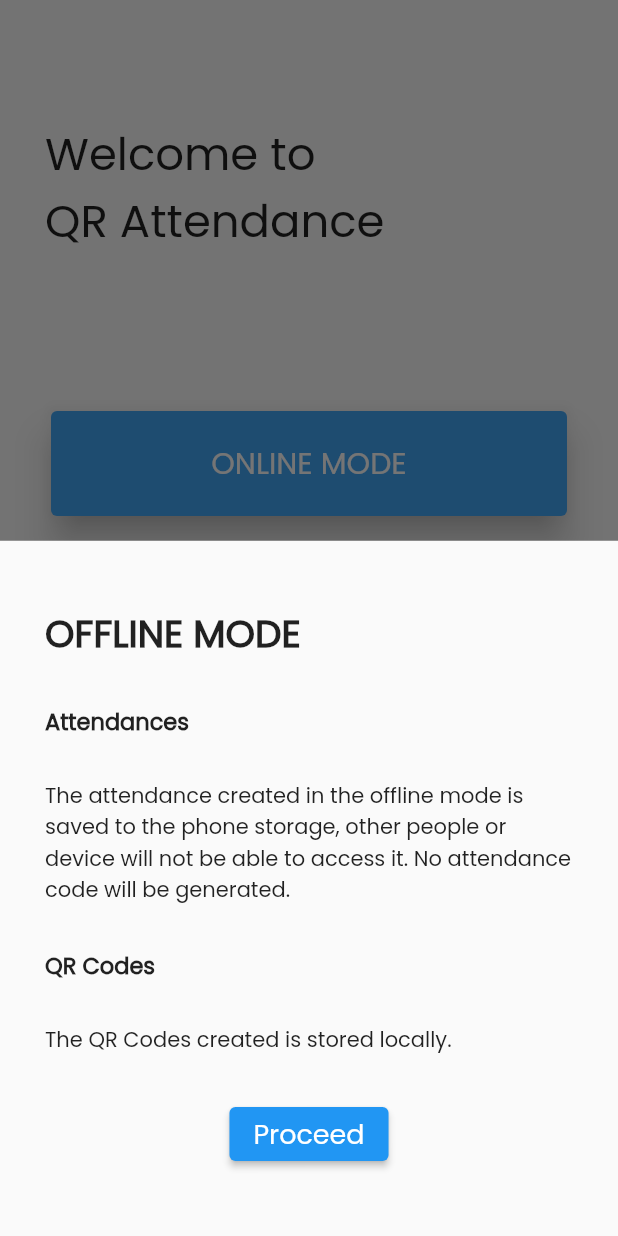
After one commit to nicoitorma/qr_attendance_flut, a Flutter app: the screen it shows after launch, after a tap on "OFFLINE MODE", on a phone screen of 412 x 824 dp. The commit adds this screen. Run offline on Flutter 3.47's test engine with Material 2 defaults, Android fonts, the light colour scheme and no system bars; our stand-ins replace firebase_core, page_transition, qr_flutter, sqflite; missing offline and left inert: firebase_ui_auth, qr_code_scanner; accounts and stored records are empty.

Commit message:
v1.0.0+7

```diff
--- a/lib/Controller/login_provider.dart
+++ /dev/null
@@ -1,47 +0,0 @@
-import 'package:firebase_auth/firebase_auth.dart';
-
-class LoginProvider {
-  static final FirebaseAuth _auth = FirebaseAuth.instance;
-
-  static void signInWithEmailAndPassword(String email, String password) async {
-    try {
-      final UserCredential userCredential =
-          await _auth.signInWithEmailAndPassword(
-        email: email,
-        password: password,
-      );
-
-      if (userCredential.user != null) {
-        // User is signed in
-        print('Signed in as ${userCredential.user!.email}');
-      }
-    } catch (e) {
-      // Handle error
-      print(e);
-    }
-  }
-
-  // static Future<UserCredential> signInWithGoogle() async {
-  //   // Trigger the authentication flow
-  //   final GoogleSignInAccount? googleUser = await GoogleSignIn().signIn();
-
-  //   // Obtain the auth details from the request
-  //   final GoogleSignInAuthentication? googleAuth =
-  //       await googleUser?.authentication;
-
-  //   // Create a new credential
-  //   final credential = GoogleAuthProvider.credential(
-  //     accessToken: googleAuth?.accessToken,
-  //     idToken: googleAuth?.idToken,
-  //   );
-
-  //   // Once signed in, return the UserCredential
-  //   return await FirebaseAuth.instance.signInWithCredential(credential);
-  // }
-
-  static void signOut() async {
-    await _auth.signOut();
-
-    print('Signed out');
-  }
-}
--- a/lib/Views/homepage.dart
+++ b/lib/Views/homepage.dart
@@ -64,7 +64,7 @@ class _HomePageState extends State<HomePage> {
                       padding: const EdgeInsets.symmetric(horizontal: 10),
                       width: double.maxFinite,
                       child: customCard(
-                          icon: Icons.storage_outlined, title: labelGenQr),
+                          icon: Icons.qr_code_2_outlined, title: labelQrCodes),
                     ))
               ],
             ),
--- a/lib/Views/login.dart
+++ b/lib/Views/login.dart
@@ -1,5 +1,6 @@
 import 'package:flutter/material.dart';
 import 'package:firebase_ui_auth/firebase_ui_auth.dart';
+import 'package:qr_attendance_flut/values/strings.dart';
 
 class Login extends StatefulWidget {
   const Login({super.key});
@@ -15,6 +16,12 @@ class _LoginState extends State<Login> {
 
     return SignInScreen(
       providers: providers,
+      headerBuilder: (context, constraints, shrinkOffset) {
+        return Padding(
+          padding: const EdgeInsets.fromLTRB(30.0, 40, 30, 10),
+          child: Text(labelWelcome, style: const TextStyle(fontSize: 30)),
+        );
+      },
       actions: [
         AuthStateChangeAction<SignedIn>((context, state) {
           Navigator.pushReplacementNamed(context, '/homepage');
--- /dev/null
+++ b/lib/Views/start.dart
@@ -0,0 +1,106 @@
+import 'package:flutter/material.dart';
+import 'package:qr_attendance_flut/values/strings.dart';
+
+class StartPage extends StatelessWidget {
+  const StartPage({super.key});
+
+  @override
+  Widget build(BuildContext context) {
+    return Scaffold(
+      body: Padding(
+        padding: const EdgeInsets.all(30.0),
+        child: Column(
+          crossAxisAlignment: CrossAxisAlignment.stretch,
+          children: [
+            Padding(
+              padding: const EdgeInsets.fromLTRB(0, 50.0, 0, 80),
+              child: Text(
+                labelWelcome,
+                style: const TextStyle(fontSize: 30),
+              ),
+            ),
+            Padding(
+              padding: const EdgeInsets.symmetric(vertical: 20.0),
+              child: InkWell(
+                onTap: () => _showModalBottom(
+                    context, labelOnlineMode, msgOnlineAttendance, msgQr),
+                child: Card(
+                    elevation: 10,
+                    color: Colors.blue[400],
+                    child: Padding(
+                      padding: const EdgeInsets.all(20.0),
+                      child: Text(
+                        labelOnlineMode,
+                        textAlign: TextAlign.center,
+                        style:
+                            const TextStyle(fontSize: 20, color: Colors.white),
+                      ),
+                    )),
+              ),
+            ),
+            Padding(
+              padding: const EdgeInsets.symmetric(vertical: 20.0),
+              child: InkWell(
+                onTap: () => _showModalBottom(
+                    context, labelOfflineMode, msgOfflineAttendance, msgQr),
+                child: Card(
+                    elevation: 10,
+                    color: Colors.blue[400],
+                    child: Padding(
+                      padding: const EdgeInsets.all(20.0),
+                      child: Text(
+                        labelOfflineMode,
+                        textAlign: TextAlign.center,
+                        style:
+                            const TextStyle(fontSize: 20, color: Colors.white),
+                      ),
+                    )),
+              ),
+            )
+          ],
+        ),
+      ),
+    );
+  }
+
+  _showModalBottom(var context, String title, String msg1, String msg2) {
+    return showModalBottomSheet(
+        context: context,
+        builder: (_) => Padding(
+              padding: const EdgeInsets.all(30.0),
+              child: Column(
+                crossAxisAlignment: CrossAxisAlignment.start,
+                mainAxisAlignment: MainAxisAlignment.spaceAround,
+                children: [
+                  Text(
+                    title,
+                    style: const TextStyle(
+                        fontWeight: FontWeight.bold, fontSize: 25),
+                  ),
+                  Text(labelOnAttendance,
+                      style: const TextStyle(
+                          fontWeight: FontWeight.bold, fontSize: 15)),
+                  Text(msg1),
+                  Text(labelQrCodes,
+                      style: const TextStyle(
+                          fontWeight: FontWeight.bold, fontSize: 15)),
+                  Text(msg2),
+                  Align(
+                      alignment: Alignment.center,
+                      child: ElevatedButton(
+                          onPressed: () {
+                            title == labelOnlineMode
+                                ? Navigator.pushReplacementNamed(
+                                    context, '/sign-in')
+                                : Navigator.pushReplacementNamed(
+                                    context, '/homepage');
+                          },
+                          child: Text(
+                            labelProceed,
+                            style: const TextStyle(fontSize: 18),
+                          )))
+                ],
+              ),
+            ));
+  }
+}
--- a/lib/main.dart
+++ b/lib/main.dart
@@ -1,10 +1,10 @@
-import 'package:firebase_auth/firebase_auth.dart';
 import 'package:flutter/material.dart';
 import 'package:provider/provider.dart';
 import 'package:qr_attendance_flut/Controller/atdnc_content_provider.dart';
 import 'package:qr_attendance_flut/Controller/atdnc_list_provider.dart';
 import 'package:qr_attendance_flut/Views/homepage.dart';
 import 'package:qr_attendance_flut/Views/login.dart';
+import 'package:qr_attendance_flut/Views/start.dart';
 import 'package:qr_attendance_flut/database/database.dart';
 import 'package:qr_attendance_flut/values/strings.dart';
 
@@ -35,11 +35,30 @@ class MyApp extends StatelessWidget {
         ChangeNotifierProvider(create: (context) => AttendanceContentProvider())
       ],
       child: MaterialApp(
+        theme: ThemeData(
+          fontFamily: 'Poppins',
+          inputDecorationTheme: InputDecorationTheme(
+            border: OutlineInputBorder(
+              borderRadius: BorderRadius.circular(8),
+            ),
+          ),
+          outlinedButtonTheme: OutlinedButtonThemeData(
+            style: ButtonStyle(
+              padding: MaterialStateProperty.all<EdgeInsets>(
+                const EdgeInsets.all(20),
+              ),
+              backgroundColor: MaterialStateProperty.all<Color>(Colors.blue),
+              foregroundColor: MaterialStateProperty.all<Color>(Colors.white),
+            ),
+          ),
+        ),
         title: appName,
-        initialRoute: FirebaseAuth.instance.currentUser == null
-            ? '/sign-in'
-            : '/homepage',
+        initialRoute: '/start',
+        // initialRoute: FirebaseAuth.instance.currentUser == null
+        //     ? '/sign-in'
+        //     : '/homepage',
         routes: {
+          '/start': (context) => const StartPage(),
           '/sign-in': (context) => const Login(),
           '/homepage': (context) => const HomePage()
         },
--- a/lib/values/strings.dart
+++ b/lib/values/strings.dart
@@ -1,7 +1,7 @@
 String appName = 'QR Attendance';
+String labelWelcome = 'Welcome to\n$appName';
 String labelNewAttendance = 'New Attendance';
 String labelAttendanceList = 'Attendance List';
-String labelGenQr = 'Generated QR Codes';
 
 String labelAttendanceModel = 'Attendance Model';
 String attendanceModelRuntime = 'AttendanceModel';
@@ -13,6 +13,7 @@ String labelDetails = 'Details';
 String labelCreated = 'Created: ';
 String labelCutoffDT = 'Cut Off: ';
 
+/// New QR Code
 String labelNewQr = 'New QR Code';
 String labelName = 'Fullname';
 String labelIdNum = 'ID Number';
@@ -26,12 +27,25 @@ String labelPrivPol = 'Privacy Policy';
 String labelAbout = 'About';
 String labelSignout = 'Sign out';
 
+/// New Attendance Form
 String labelEmptyFieldError = ' cannot be empty';
 String labelNoItem = 'No Item Available';
 String labelNotSet = 'Not Set';
 String labelDateFormat = 'MM/dd/yyyy, hh:mm a';
 
+/// Item deletion
 String labelAlertDeleteTitle = 'Want to delete?';
 String labelAlertDeleteContent = 'Item will be deleted permanently.';
 String labelNo = 'No';
 String labelYes = 'Yes';
+
+/// StartPage
+String labelOfflineMode = 'OFFLINE MODE';
+String labelOnlineMode = 'ONLINE MODE';
+String labelOnAttendance = 'Attendances';
+String labelProceed = 'Proceed';
+String msgOnlineAttendance =
+    'The attendance created in the online mode is uploaded online, an attendance code will be generated so that other people can add to the attendance.\nOnly the admin or the one who creates the attendance can edit the content.';
+String msgOfflineAttendance =
+    'The attendance created in the offline mode is saved to the phone storage, other people or device will not be able to access it. No attendance code will be generated.';
+String msgQr = 'The QR Codes created is stored locally.';
--- a/pubspec.yaml
+++ b/pubspec.yaml
@@ -48,6 +48,7 @@ dependencies:
   cloud_firestore: ^4.8.1
   firebase_core: ^2.14.0
   firebase_ui_auth: ^1.4.3
+  table_calendar: ^3.0.9
 
 dev_dependencies:
   flutter_test:
```
Also changed, not shown: pubspec.lock.
